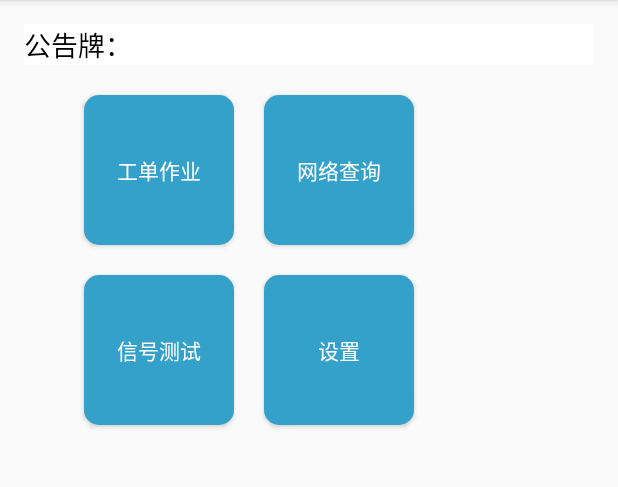
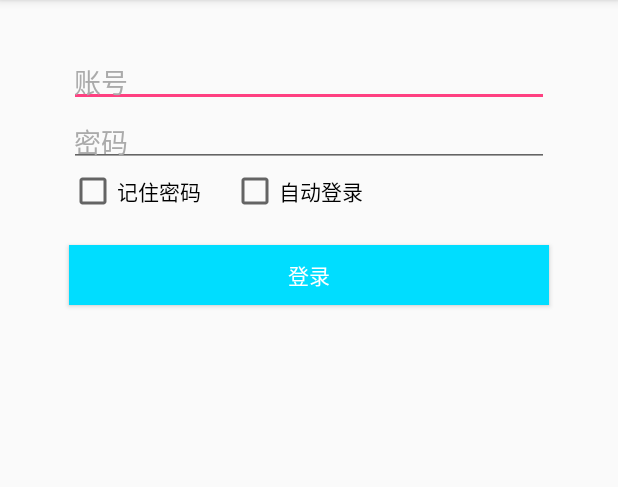
Before and after one commit to Jinzenghui/Yifuwu, an Android app: the screen it shows after launch (UserHome before the commit, MainActivity after it), after a tap on "登录", on a phone screen of 412 x 824 dp, the part 84-571 px from its top. Run offline under Robolectric (Android 15) with nearby library versions, the phone set to English and light mode, and no system bars.

```diff
--- a/app/src/main/AndroidManifest.xml
+++ b/app/src/main/AndroidManifest.xml
@@ -15,7 +15,8 @@
                 <category android:name="android.intent.category.LAUNCHER" />
             </intent-filter>
         </activity>
-        <activity android:name=".UserHome"></activity>
+        <activity android:name=".UserHome" />
+        <activity android:name=".login"></activity>
     </application>
 
 </manifest>
--- a/app/src/main/java/com/example/biac/yifuwu/MainActivity.java
+++ b/app/src/main/java/com/example/biac/yifuwu/MainActivity.java
@@ -1,28 +1,96 @@
 package com.example.biac.yifuwu;
 
+import android.content.Context;
 import android.content.Intent;
+import android.content.SharedPreferences;
 import android.os.Bundle;
 import android.support.v7.app.AppCompatActivity;
 import android.view.View;
 import android.widget.Button;
+import android.widget.CheckBox;
+import android.widget.CompoundButton;
+import android.widget.EditText;
+import android.widget.Toast;
 
 public class MainActivity extends AppCompatActivity {
 
     private Button logInBtn;
-
+    private EditText userName, password;
+    private CheckBox remember_pwd, auto_login;
+    private String userNameValue, passwordValue;
+    private SharedPreferences sp;
 
     @Override
     protected void onCreate(Bundle savedInstanceState) {
         super.onCreate(savedInstanceState);
         setContentView(R.layout.activity_main);
 
+        sp = this.getSharedPreferences("userInfo", Context.MODE_PRIVATE);
+        userName = (EditText)findViewById(R.id.Username);
+        password = (EditText)findViewById(R.id.Password);
+        remember_pwd = (CheckBox)findViewById(R.id.rememberPassword);
+        auto_login = (CheckBox)findViewById(R.id.autoLogin);
+
+        if(sp.getBoolean("ISCHECK", false))
+        {
+            remember_pwd.setChecked(true);
+            userName.setText(sp.getString("USER_NAME", ""));
+            password.setText(sp.getString("PASSWORD", ""));
+
+            if(sp.getBoolean("AUTO_ISCHECK", false)){
+
+                auto_login.setChecked(true);
+                Intent intent = new Intent(MainActivity.this, login.class);
+                startActivity(intent);
+            }
+        }
+
         logInBtn = (Button) findViewById(R.id.LoginButton);
         logInBtn.setOnClickListener(new View.OnClickListener() {
             @Override
             public void onClick(View v) {
-                Intent intent = new Intent(MainActivity.this, UserHome.class);
-                startActivity(intent);
+
+                userNameValue = userName.getText().toString();
+                passwordValue = password.getText().toString();
+
+                if (userNameValue.equals("Tom") && passwordValue.equals("123456")) {
+
+                    if (remember_pwd.isChecked()) {
+                        SharedPreferences.Editor editor = sp.edit();
+                        editor.putString("USER_NAME", userNameValue);
+                        editor.putString("PASSWORD", passwordValue);
+                        editor.commit();
+                    }
+
+                    Intent intent = new Intent(MainActivity.this, login.class);
+                    startActivity(intent);
+                } else {
+                    Toast.makeText(MainActivity.this, "用户名或密码错误， 请重新登录", Toast.LENGTH_LONG).show();
+                }
             }
         });
+
+        remember_pwd.setOnCheckedChangeListener(new CompoundButton.OnCheckedChangeListener() {
+            @Override
+            public void onCheckedChanged(CompoundButton buttonView, boolean isChecked) {
+                if (remember_pwd.isChecked()) {
+                    sp.edit().putBoolean("ISCHECK", true).commit();
+                } else {
+                    sp.edit().putBoolean("ISCHECK", false).commit();
+                }
+            }
+        });
+
+        auto_login.setOnCheckedChangeListener(new CompoundButton.OnCheckedChangeListener() {
+            @Override
+            public void onCheckedChanged(CompoundButton buttonView, boolean isChecked) {
+                if (auto_login.isChecked()) {
+                    sp.edit().putBoolean("AUTO_ISCHECK", true).commit();
+                } else {
+                    sp.edit().putBoolean("AUTO_ISCHECK", false).commit();
+                }
+            }
+        });
+
     }
 }
--- a/app/src/main/res/layout/activity_main.xml
+++ b/app/src/main/res/layout/activity_main.xml
@@ -18,7 +18,7 @@
         android:layout_marginTop="15dip"
         android:paddingLeft="50dip"
         android:singleLine="false"
-        android:inputType="number"
+        android:inputType="text"
         />
 
     <TextView
@@ -40,6 +40,7 @@
         android:paddingLeft="50dip"
         android:layout_marginLeft="30dip"
         android:layout_marginRight="30dip"
+        android:password="true"
         android:layout_below="@id/Username"
         />
 
@@ -55,11 +56,32 @@
         android:layout_marginLeft="3dip"
         />
 
+    <CheckBox
+        android:id="@+id/rememberPassword"
+        android:layout_width="wrap_content"
+        android:layout_height="wrap_content"
+        android:layout_below="@id/Password"
+        android:layout_alignLeft="@id/Password"
+        android:text="记住密码"
+        android:textColor="@color/colorBlack"
+        />
+
+    <CheckBox
+        android:id="@+id/autoLogin"
+        android:layout_width="wrap_content"
+        android:layout_height="wrap_content"
+        android:layout_below="@id/Password"
+        android:layout_toRightOf="@id/rememberPassword"
+        android:layout_marginLeft="20dp"
+        android:text="自动登录"
+        android:textColor="@color/colorBlack"
+        />
+
     <Button
         android:id="@+id/LoginButton"
         android:layout_width="match_parent"
         android:layout_height="40dip"
-        android:layout_below="@id/Password"
+        android:layout_below="@id/rememberPassword"
         android:layout_alignLeft="@id/Username"
         android:layout_alignRight="@id/Username"
         android:layout_marginTop="20dip"
```
Also changed, not shown: app/src/main/java/com/example/biac/yifuwu/login.java (added, +35 -0 lines), app/src/main/res/layout/activity_user_home.xml (+67 -1 lines), app/src/main/res/layout/login.xml (added, +51 -0 lines).
